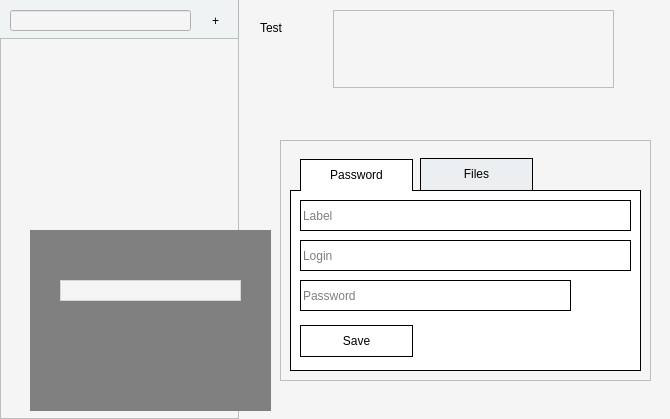
This is mainwindow.ui in jwdeitch/simplesafe as Qt 5 draws it before an edit. The edited form follows.
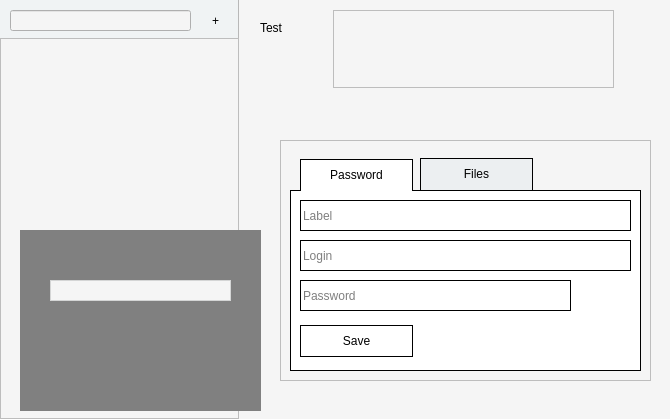
This is the edited form. Icons and pictures are not drawn.

Patch:
```diff
--- a/mainwindow.ui
+++ b/mainwindow.ui
@@ -340,7 +340,7 @@
   <widget class="QFrame" name="lockFrame">
    <property name="geometry">
     <rect>
-     <x>30</x>
+     <x>20</x>
      <y>230</y>
      <width>241</width>
      <height>181</height>
```
Left out of the diff: 10 changed lines with no effect on the pictures.
